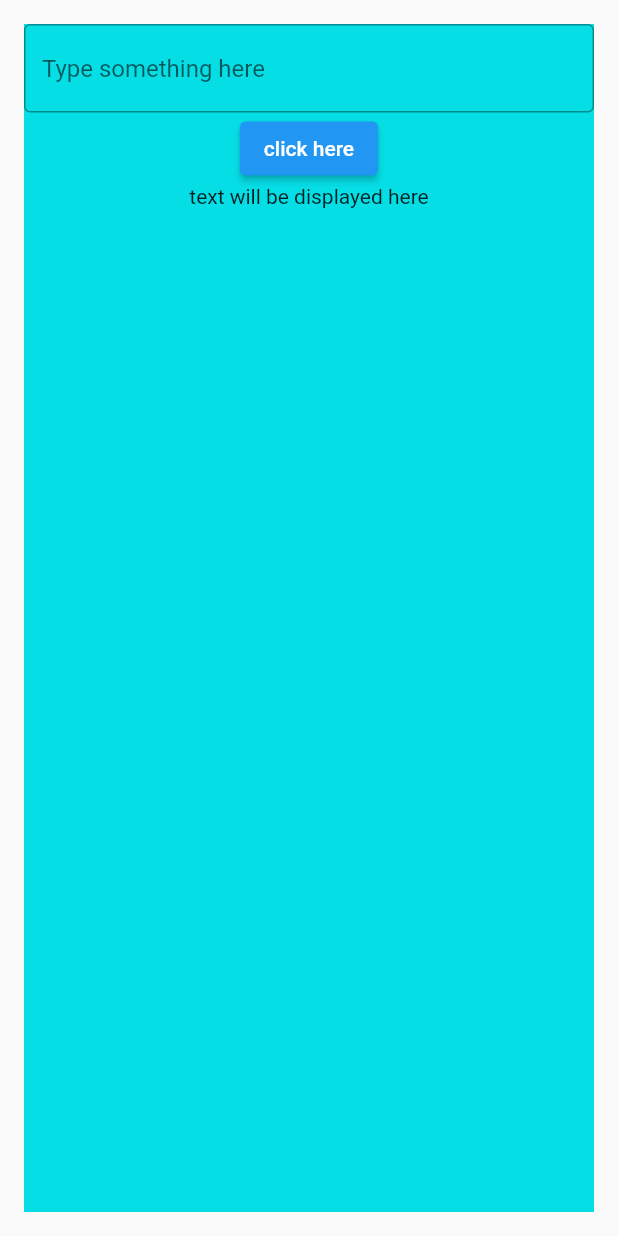
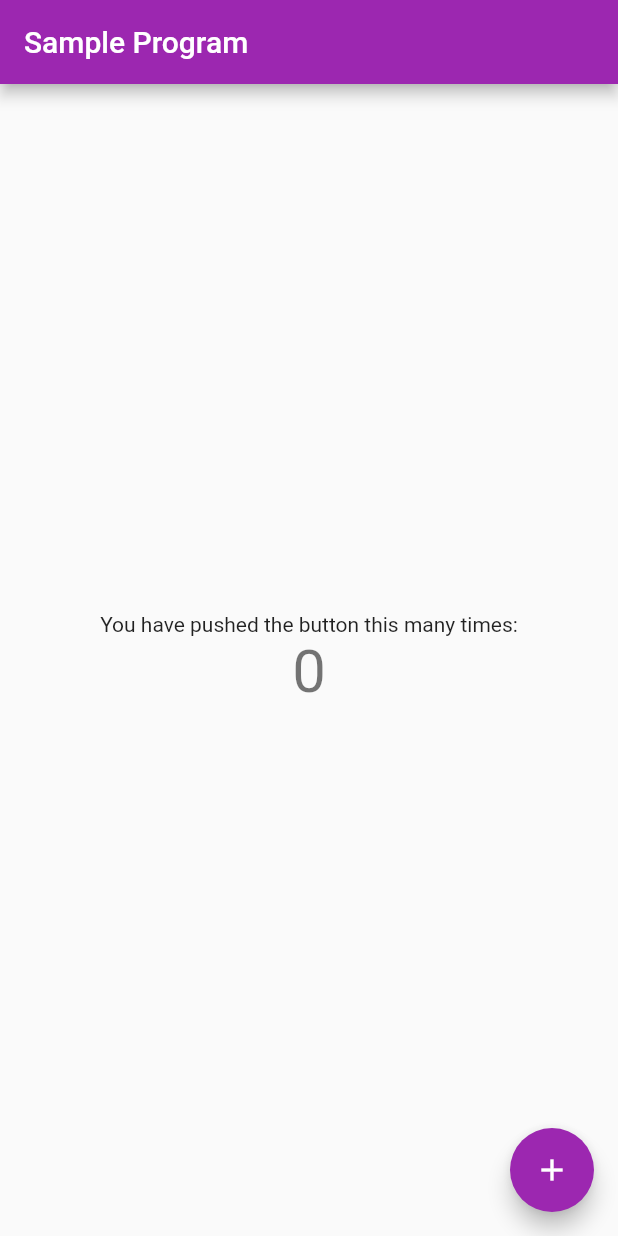
Before and after one commit to sudeepsudhevan/sample_program, a Flutter app: the screen it shows after launch, on a phone screen of 412 x 824 dp. Run offline on Flutter 3.47's test engine with Material 2 defaults, Android fonts, the phone set to English and light mode, and no system bars.

Commit message:
counter app

```diff
--- a/lib/main.dart
+++ b/lib/main.dart
@@ -1,7 +1,8 @@
 import 'package:flutter/cupertino.dart';
 import 'package:flutter/material.dart';
+import 'package:sample_program/screen_home.dart';
 
-main() {
+void main(List<String> args) {
   runApp(MyApp());
 }
 
@@ -11,57 +12,8 @@ class MyApp extends StatelessWidget {
   @override
   Widget build(BuildContext context) {
     return MaterialApp(
-      theme: ThemeData(
-        primaryColor: Colors.indigo,
-      ),
-      home: HomeScreen(),
+      theme: ThemeData(primarySwatch: Colors.purple),
+      home: ScreenHome(),
     );
   }
 }
-
-class HomeScreen extends StatefulWidget {
-  HomeScreen({super.key});
-
-  @override
-  State<HomeScreen> createState() => _HomeScreenState();
-}
-
-class _HomeScreenState extends State<HomeScreen> {
-  final _textController = TextEditingController();
-
-  String _text = 'text will be displayed here';
-
-  @override
-  Widget build(BuildContext context) {
-    return Scaffold(
-      body: SafeArea(
-        child: Padding(
-          padding: EdgeInsets.all(16),
-          child: Container(
-            color: Color.fromARGB(255, 6, 222, 230),
-            child: Column(
-              children: [
-                TextField(
-                    controller: _textController,
-                    decoration: InputDecoration(
-                      border: OutlineInputBorder(),
-                      hintText: 'Type something here',
-                    )),
-                ElevatedButton(
-                    onPressed: () {
-                      //Get data from text field
-                      print(_textController.text);
-                      setState(() {
-                        _text = _textController.text;
-                      });
-                    },
-                    child: Text('click here')),
-                Text(_text)
-              ],
-            ),
-          ),
-        ),
-      ),
-    );
-  }
-}
--- /dev/null
+++ b/lib/screen_home.dart
@@ -0,0 +1,36 @@
+import 'package:flutter/material.dart';
+
+class ScreenHome extends StatefulWidget {
+  const ScreenHome({super.key});
+
+  @override
+  State<ScreenHome> createState() => _ScreenHomeState();
+}
+
+class _ScreenHomeState extends State<ScreenHome> {
+  int _counter = 0;
+  @override
+  Widget build(BuildContext context) {
+    return Scaffold(
+      appBar: AppBar(title: Text('Sample Program')),
+      body: Center(
+        child: Column(
+          mainAxisAlignment: MainAxisAlignment.center,
+          children: [
+            Text('You have pushed the button this many times:'),
+            Text('$_counter', style: Theme.of(context).textTheme.headlineLarge),
+          ],
+        ),
+      ),
+      floatingActionButton: FloatingActionButton(
+        onPressed: () {
+          setState(() {
+            _counter++;
+          });
+          print('add button pressed');
+        },
+        child: Icon(Icons.add),
+      ),
+    );
+  }
+}
```
